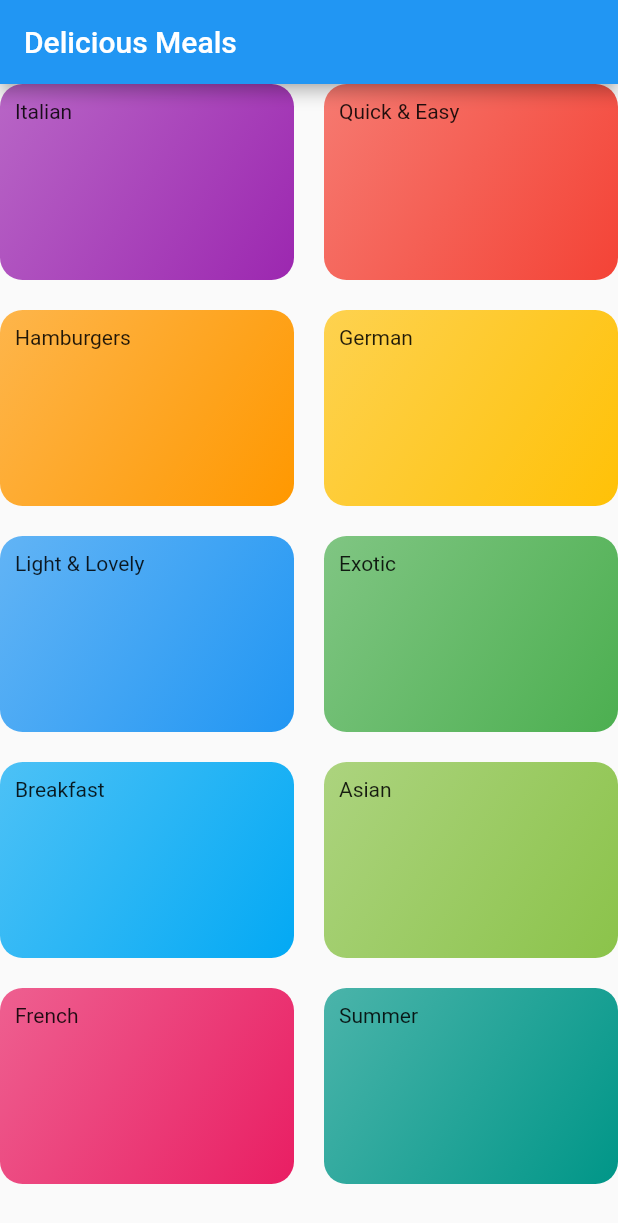
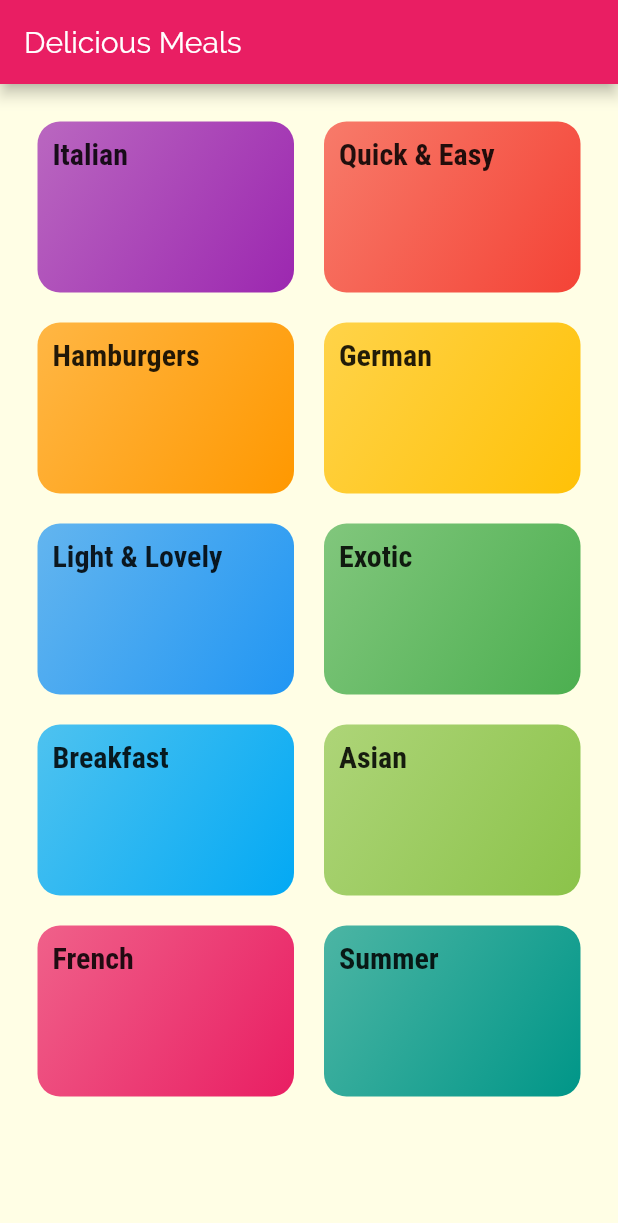
Before and after one commit to PyFinn/delicious_meals, a Flutter app: the screen it shows after launch, on a phone screen of 412 x 824 dp. Shown: the top 1223 px of the screen. Run offline on Flutter 3.47's test engine with Material 2 defaults, Android fonts, the phone set to English and light mode, and no system bars.

Commit message:
Styling and Theming

```diff
--- a/lib/categories.dart
+++ b/lib/categories.dart
@@ -10,6 +10,7 @@ class Categories extends StatelessWidget {
         title: const Text('Delicious Meals'),
       ),
       body: GridView(
+        padding: const EdgeInsets.all(25),
         children: DUMMY_CATEGORIES
             .map((catData) => CategoryItem(catData.title, catData.color))
             .toList(),
--- a/lib/category_item.dart
+++ b/lib/category_item.dart
@@ -16,7 +16,10 @@ class CategoryItem extends StatelessWidget {
               begin: Alignment.topLeft,
               end: Alignment.bottomRight),
           borderRadius: BorderRadius.circular(15)),
-      child: Text(title),
+      child: Text(
+        title,
+        style: Theme.of(context).textTheme.headline6,
+      ),
     );
   }
 }
--- a/lib/main.dart
+++ b/lib/main.dart
@@ -9,8 +9,17 @@ class MyApp extends StatelessWidget {
     return MaterialApp(
       title: 'Delicious Meals',
       theme: ThemeData(
-        primarySwatch: Colors.blue,
-      ),
+          primarySwatch: Colors.pink,
+          accentColor: Colors.amber,
+          canvasColor: Color.fromRGBO(255, 254, 229, 1),
+          fontFamily: 'Raleway',
+          textTheme: ThemeData.light().textTheme.copyWith(
+              bodyText1: TextStyle(color: Color.fromRGBO(20, 51, 51, 1)),
+              bodyText2: TextStyle(color: Color.fromRGBO(20, 51, 51, 1)),
+              headline6: TextStyle(
+                  fontSize: 20,
+                  fontFamily: 'Roboto Condensed',
+                  fontWeight: FontWeight.bold))),
       home: Categories(),
     );
   }
```
Also changed, not shown: pubspec.yaml (+17 -11 lines), assets/fonts/Raleway-Black.ttf (added), assets/fonts/Raleway-Bold.ttf (added), assets/fonts/Raleway-Regular.ttf (added), assets/fonts/RobotoCondensed-Bold.ttf (added), assets/fonts/RobotoCondensed-Italic.ttf (added), assets/fonts/RobotoCondensed-Light.ttf (added), assets/fonts/RobotoCondensed-Regular.ttf (added).
